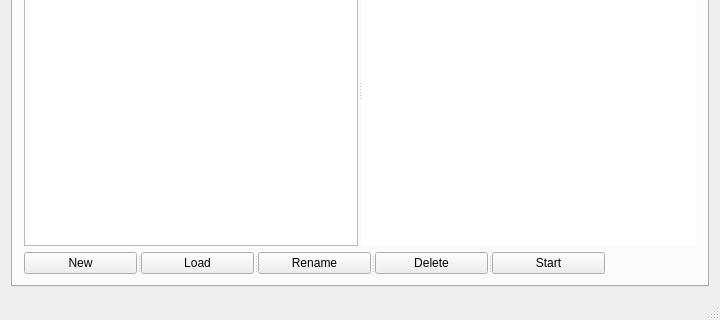
Qt form mainwindow.ui (simachewh/chamberControlPcGUIPT) before a commit; both pictures show x 0 to 720 and y 143 to 463 of the 720 by 463 pixel window.
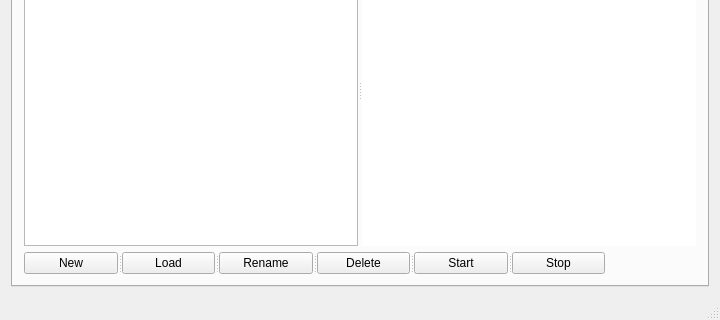
The same form after that commit. The open tabs and pages were chosen to show the change. Icons and pictures are not drawn.

Commit message: Added stop button, checksum calculation not gurantied, Comming next: polling/checking connection seting timer for communication so it is not overwhelming for the system therby resulting in overflow and misscommunication with the controll box.

What changed in the file:
```diff
--- a/mainwindow.ui
+++ b/mainwindow.ui
@@ -680,6 +680,11 @@
                <string>Start</string>
               </property>
              </widget>
+             <widget class="QPushButton" name="stopButton">
+              <property name="text">
+               <string>Stop</string>
+              </property>
+             </widget>
             </widget>
            </item>
           </layout>
```
Left out of the diff: 4 changed lines with no effect on the pictures. The commit also changes 9 other files.
